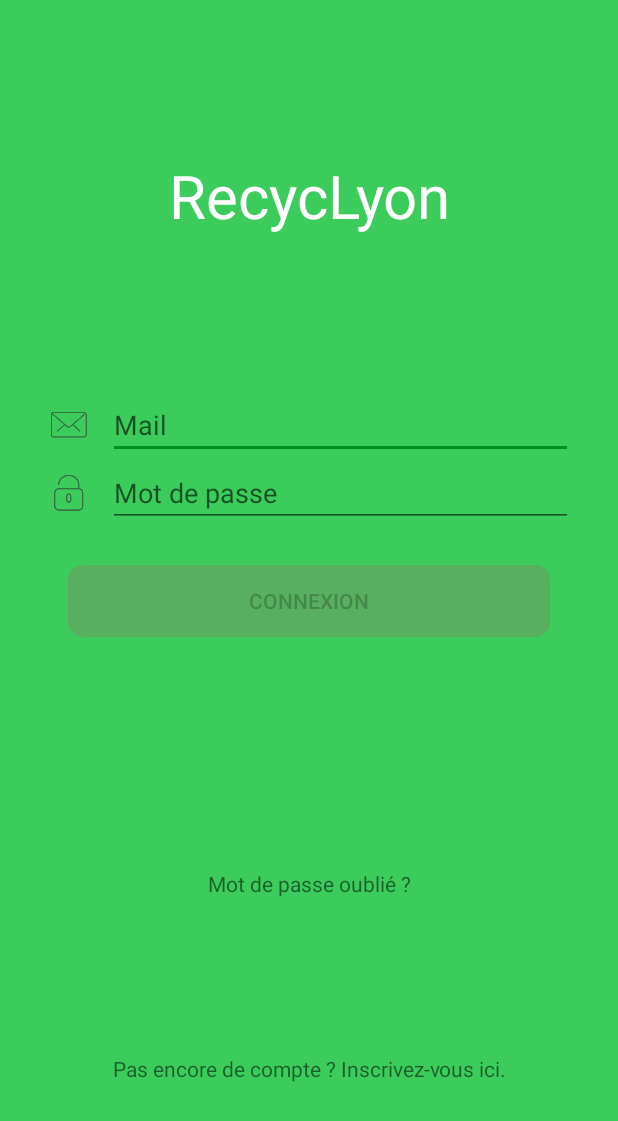
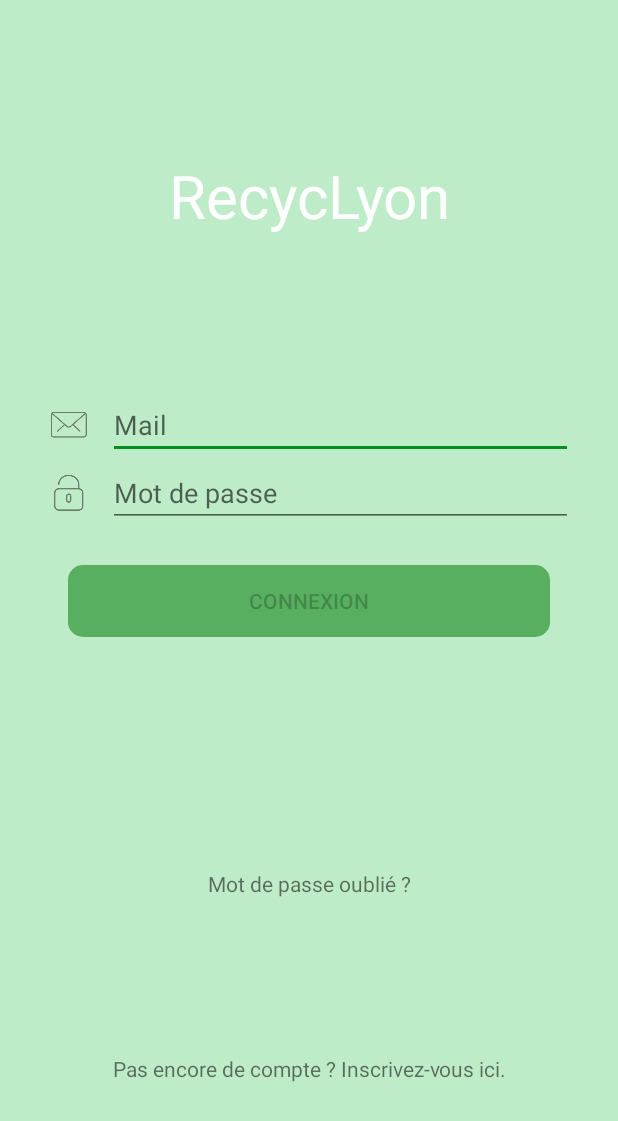
Before and after one commit to R0ma1nG/PLD-SMART, an Android app: the screen it shows after launch (ConnectionActivity), on a phone screen of 412 x 824 dp. Shown: the top 1121 px of the screen. Run offline under Robolectric (Android 15) with nearby library versions, the phone set to English and light mode, and no system bars.

Commit message:
Modif Transparence
Vert clair

```diff
--- a/android/app/src/main/res/values/colors.xml
+++ b/android/app/src/main/res/values/colors.xml
@@ -13,7 +13,7 @@
     <color name="primaryTextColor">#000000</color>
     <color name="secondaryTextColor">#ffffff</color>
 
-    <color name="tertiaryColor">#3bcc5b</color>
+    <color name="tertiaryColor">#503bcc5b</color>
     <color name="tertiaryLightColor">#77ff8a</color>
     <color name="tertiaryDarkColor">#009a2d</color>
     <color name="tertiaryTextColor">#000000</color>
```
